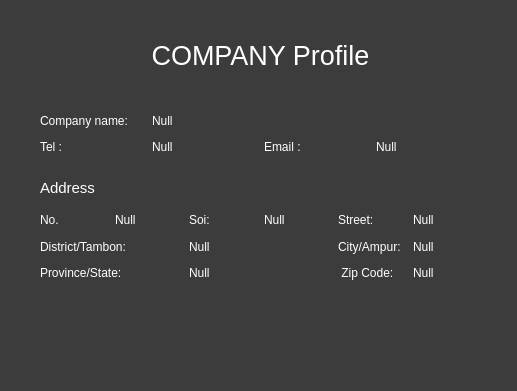
The window that ui_form/Company_view_profile.ui (Sirawap/PathFinder-Project) describes before a commit, drawn with Qt 5.
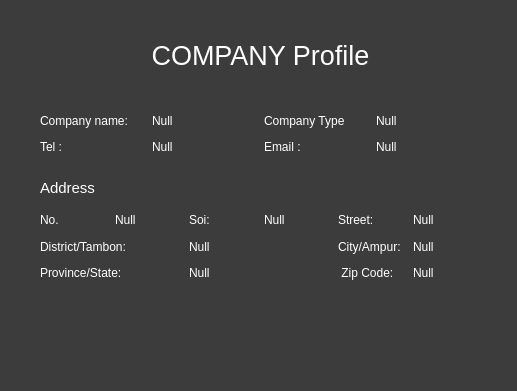
The same window after the commit.

Commit message: comp view

```diff
--- a/ui_form/Company_view_profile.ui
+++ b/ui_form/Company_view_profile.ui
@@ -226,7 +226,26 @@
      </layout>
     </item>
     <item row="0" column="1">
-     <layout class="QHBoxLayout" name="horizontalLayout_9"/>
+     <layout class="QHBoxLayout" name="horizontalLayout_9">
+      <item>
+       <layout class="QHBoxLayout" name="horizontalLayout_12">
+        <item>
+         <widget class="QLabel" name="label_6">
+          <property name="text">
+           <string>Company Type</string>
+          </property>
+         </widget>
+        </item>
+        <item>
+         <widget class="QLabel" name="label_comp_type">
+          <property name="text">
+           <string>Null</string>
+          </property>
+         </widget>
+        </item>
+       </layout>
+      </item>
+     </layout>
     </item>
     <item row="1" column="0">
      <layout class="QHBoxLayout" name="horizontalLayout_10">
```
The commit also changes 1 other file.
